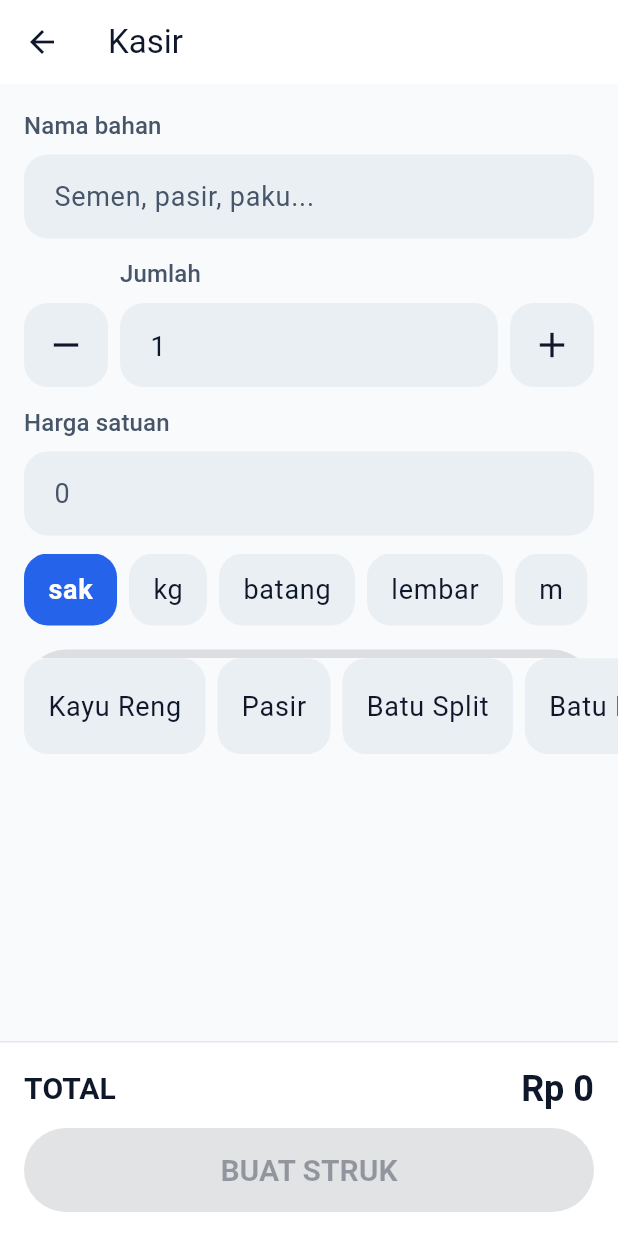
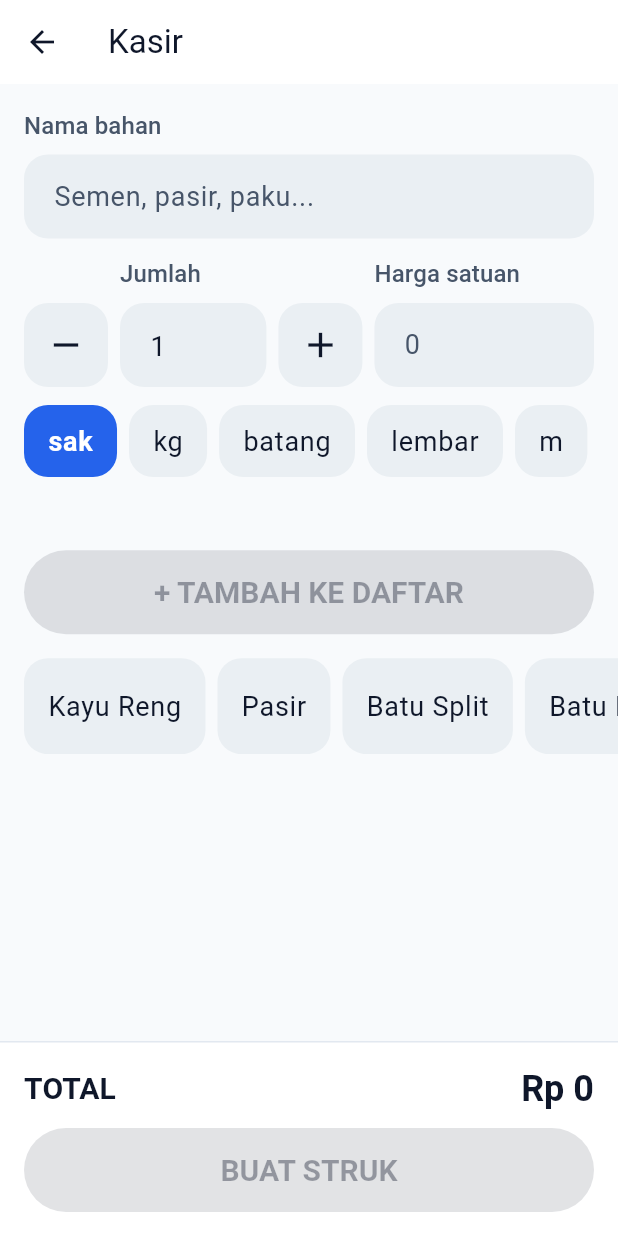
Before and after one commit to shineemad/struk-bangunan-app, a Flutter app: the screen it shows after launch, after a tap on "TRANSAKSI BARU", on a phone screen of 412 x 824 dp. Run offline on Flutter 3.47's test engine with Material 3 defaults, Android fonts, the phone set to English and light mode, and no system bars; our stand-ins replace pdf, share_plus, shared_preferences, sqflite; missing offline and left inert: esc_pos_utils_plus, print_bluetooth_thermal; accounts and stored records are empty.

Commit message:
fix(ui): tombol tambah selalu terlihat, tombol sekunder beranda, dan penjaga pemuatan pengaturan

```diff
--- a/lib/ui/beranda/layar_beranda.dart
+++ b/lib/ui/beranda/layar_beranda.dart
@@ -37,12 +37,14 @@ class LayarBeranda extends StatefulWidget {
 
 class _LayarBerandaState extends State<LayarBeranda> {
   ProfilToko? _profil;
+  Future<void> _draf = Future<void>.value();
 
   @override
   void initState() {
     super.initState();
     WidgetsBinding.instance.addPostFrameCallback((_) {
-      context.read<KeranjangController>().muatDraf();
+      if (!mounted) return;
+      _draf = context.read<KeranjangController>().muatDraf();
     });
     _muatProfil();
   }
@@ -52,7 +54,14 @@ class _LayarBerandaState extends State<LayarBeranda> {
     if (mounted) setState(() => _profil = profil);
   }
 
-  void _bukaKasir() {
+  Future<void> _bukaKasir() async {
+    // Tunggu pemuatan draf Beranda selesai lebih dulu. `LayarKasir` memuat
+    // drafnya sendiri lagi di initState (dipakai berdiri sendiri di test),
+    // dan `KeranjangController.muatDraf` mengosongkan keranjang SEBELUM
+    // `await` — dua pemanggilan yang tumpang tindih bisa menggandakan isi
+    // keranjang. Menunggu di sini menjamin keduanya selalu berurutan.
+    await _draf;
+    if (!mounted) return;
     // Dibaca dari context Beranda (di bawah MultiProvider) sebelum push —
     // context rute baru yang didorong Navigator tidak berada di bawah
     // provider manapun yang dipasang di dalam rute ini.
@@ -97,10 +106,13 @@ class _LayarBerandaState extends State<LayarBeranda> {
     }
 
     final keranjang = context.watch<KeranjangController>();
-    final teksTombol = keranjang.kosong
-        ? 'TRANSAKSI BARU'
-        : 'LANJUTKAN · ${keranjang.items.length} barang · '
-              'Rp ${formatRupiah(keranjang.total)}';
+    // Label tombol utama tetap satu kata pendek (muat 20/700 satu baris di
+    // 360dp) — rincian jumlah barang & total dipindah ke baris keterangan
+    // terpisah, bukan digabung ke label seperti sebelumnya.
+    final labelTombol = keranjang.kosong ? 'TRANSAKSI BARU' : 'LANJUTKAN';
+    final rincianTombol = keranjang.kosong
+        ? null
+        : '${keranjang.items.length} barang · Rp ${formatRupiah(keranjang.total)}';
 
     return Scaffold(
       body: SafeArea(
@@ -117,19 +129,29 @@ class _LayarBerandaState extends State<LayarBeranda> {
                 style: Theme.of(context).textTheme.headlineSmall,
               ),
               const SizedBox(height: 32),
+              if (rincianTombol != null) ...[
+                Text(
+                  rincianTombol,
+                  textAlign: TextAlign.center,
+                  style: Theme.of(context).textTheme.bodyMedium,
+                ),
+                const SizedBox(height: 8),
+              ],
               FilledButton(
                 key: const Key('tombol-transaksi-baru-beranda'),
                 onPressed: _bukaKasir,
-                child: Text(teksTombol),
+                child: Text(labelTombol),
               ),
               const SizedBox(height: 12),
-              SizedBox(
-                height: Ukuran.sentuh,
-                child: TextButton(
-                  key: const Key('tombol-pengaturan'),
-                  onPressed: _bukaPengaturan,
-                  child: const Text('PENGATURAN'),
+              OutlinedButton(
+                key: const Key('tombol-pengaturan'),
+                style: OutlinedButton.styleFrom(
+                  minimumSize: const Size.fromHeight(Ukuran.sentuh),
+                  side: const BorderSide(color: Warna.garis),
+                  foregroundColor: Warna.teks,
                 ),
+                onPressed: _bukaPengaturan,
+                child: const Text('PENGATURAN'),
               ),
             ],
           ),
--- a/lib/ui/kasir/layar_kasir.dart
+++ b/lib/ui/kasir/layar_kasir.dart
@@ -120,14 +120,24 @@ class _LayarKasirState extends State<LayarKasir> {
       appBar: AppBar(title: const Text('Kasir')),
       body: Column(
         children: [
-          // Bagian atas (tetap): form input, sepertiga atas layar. Bergulir
-          // sendiri (SingleChildScrollView) bila kontennya tak muat, alih-alih
-          // meluap — form dipakai untuk setiap barang, tidak boleh hilang.
+          // Bagian atas (tetap): form input, sepertiga atas layar. Hanya
+          // kolom isian dan chip satuan yang bergulir (SingleChildScrollView)
+          // bila kontennya tak muat — tombol TAMBAH di bawahnya tetap di
+          // tempat, supaya tidak pernah jatuh di bawah lipatan pada layar
+          // pendek. Form dipakai untuk setiap barang, tidak boleh hilang.
           Flexible(
             flex: 3,
+            child: Column(
+              children: [
+                Expanded(
                   child: SingleChildScrollView(
                     child: Padding(
-                padding: const EdgeInsets.all(Ukuran.jarak),
+                      padding: const EdgeInsets.fromLTRB(
+                        Ukuran.jarak,
+                        Ukuran.jarak,
+                        Ukuran.jarak,
+                        0,
+                      ),
                       child: Column(
                         children: [
                           KolomIsian(
@@ -138,6 +148,11 @@ class _LayarKasirState extends State<LayarKasir> {
                             onChanged: (_) => setState(() {}),
                           ),
                           const SizedBox(height: 12),
+                          // Spec bagian 5: jumlah + satuan + harga satuan
+                          // dalam satu baris — jumlah dan harga di sini,
+                          // chip satuan tetap pada barisnya sendiri di
+                          // bawah. flex 2:3 menyisakan kolom harga cukup
+                          // lebar untuk nominal terpanjang (999.999.999).
                           Row(
                             crossAxisAlignment: CrossAxisAlignment.end,
                             children: [
@@ -149,6 +164,7 @@ class _LayarKasirState extends State<LayarKasir> {
                               ),
                               const SizedBox(width: 8),
                               Expanded(
+                                flex: 2,
                                 child: KolomIsian(
                                   key: const Key('kolom-jumlah'),
                                   label: 'Jumlah',
@@ -164,10 +180,10 @@ class _LayarKasirState extends State<LayarKasir> {
                                 label: 'Tambah jumlah',
                                 onTekan: () => _ubahJumlah(1),
                               ),
-                      ],
-                    ),
-                    const SizedBox(height: 12),
-                    KolomIsian(
+                              const SizedBox(width: 8),
+                              Expanded(
+                                flex: 3,
+                                child: KolomIsian(
                                   key: const Key('kolom-harga'),
                                   label: 'Harga satuan',
                                   controller: _harga,
@@ -176,13 +192,17 @@ class _LayarKasirState extends State<LayarKasir> {
                                   formatters: [FormatterRupiah()],
                                   focusNode: _fokusHarga,
                                 ),
+                              ),
+                            ],
+                          ),
                           const SizedBox(height: 12),
                           SizedBox(
                             height: Ukuran.sentuh,
                             child: ListView.separated(
                               scrollDirection: Axis.horizontal,
                               itemCount: satuanBawaan.length,
-                        separatorBuilder: (_, _) => const SizedBox(width: 8),
+                              separatorBuilder: (_, _) =>
+                                  const SizedBox(width: 8),
                               itemBuilder: (_, i) => ChipSatuan(
                                 satuan: satuanBawaan[i],
                                 terpilih: satuanBawaan[i] == _satuan,
@@ -191,8 +211,20 @@ class _LayarKasirState extends State<LayarKasir> {
                               ),
                             ),
                           ),
-                    const SizedBox(height: 16),
-                    FilledButton(
+                          const SizedBox(height: 12),
+                        ],
+                      ),
+                    ),
+                  ),
+                ),
+                Padding(
+                  padding: const EdgeInsets.fromLTRB(
+                    Ukuran.jarak,
+                    0,
+                    Ukuran.jarak,
+                    Ukuran.jarak,
+                  ),
+                  child: FilledButton(
                     key: const Key('tombol-tambah'),
                     onPressed: _bolehTambah ? _tambah : null,
                     style: FilledButton.styleFrom(
@@ -200,9 +232,8 @@ class _LayarKasirState extends State<LayarKasir> {
                     ),
                     child: const Text('+ TAMBAH KE DAFTAR'),
                   ),
+                ),
               ],
-                ),
-              ),
             ),
           ),
           // Bagian tengah (bergulir): favorit lalu daftar item, spec bagian 5.
```
Also changed, not shown: lib/demo_kasir_web.dart (+5 -2 lines), 3 other files. Lines whose indentation alone changed are shown as unchanged.
